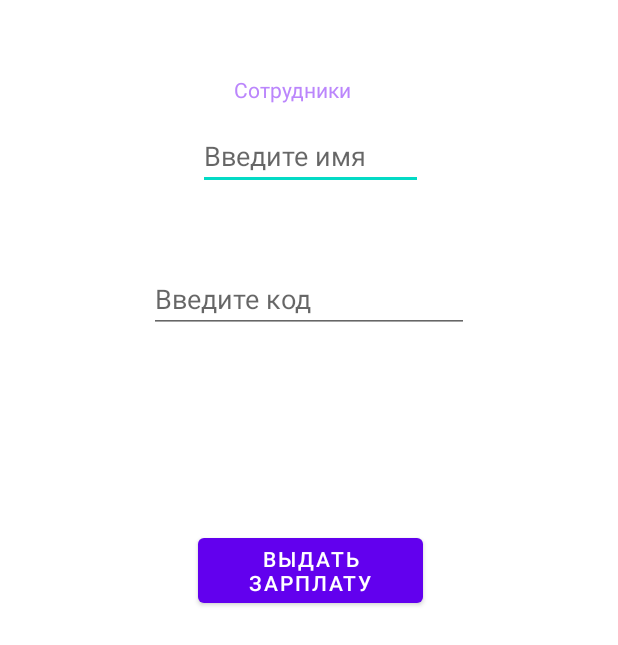
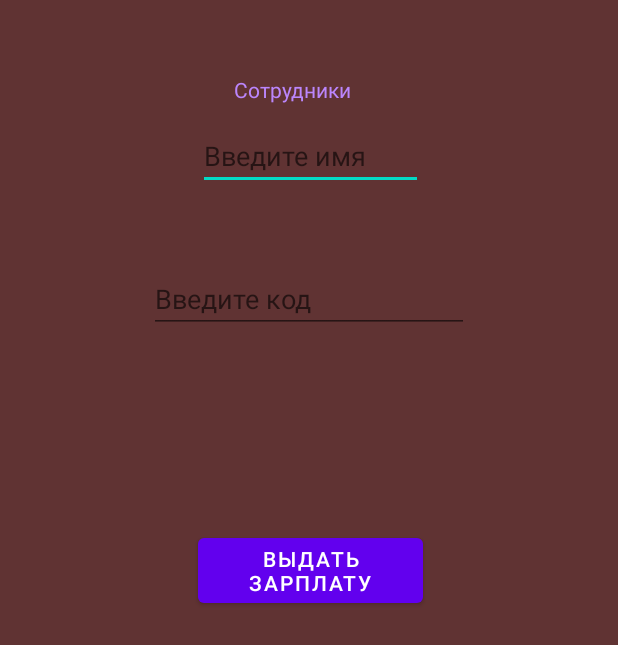
Before and after one commit to denlpr/thirdApp, an Android app: the layout activity_main.xml on its own in the app's theme, with its tools: preview values and no code run, on a phone screen of 412 x 824 dp. Shown: the top 645 px of the screen. Run offline under Robolectric (Android 15) with nearby library versions, the phone set to English and light mode, and no system bars.

Commit message:
change color

```diff
--- a/app/src/main/res/layout/activity_main.xml
+++ b/app/src/main/res/layout/activity_main.xml
@@ -5,6 +5,7 @@
     android:id="@+id/kodes"
     android:layout_width="match_parent"
     android:layout_height="match_parent"
+    android:background="#603333"
     tools:context=".MainActivity">
 
     <TextView
```
